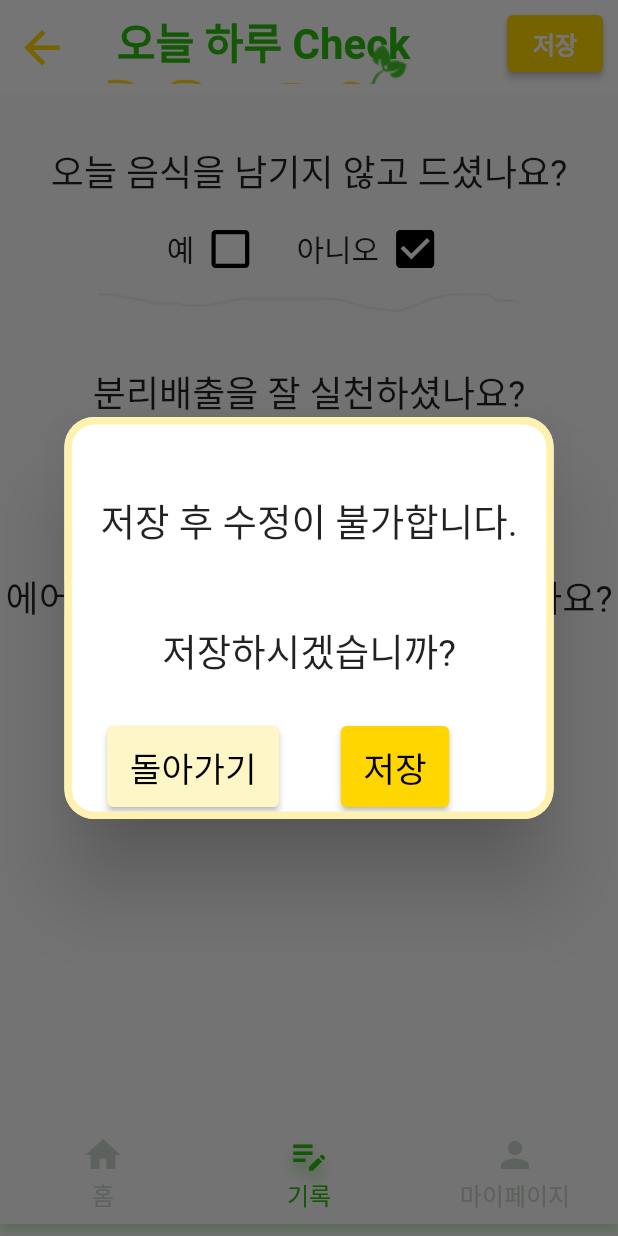
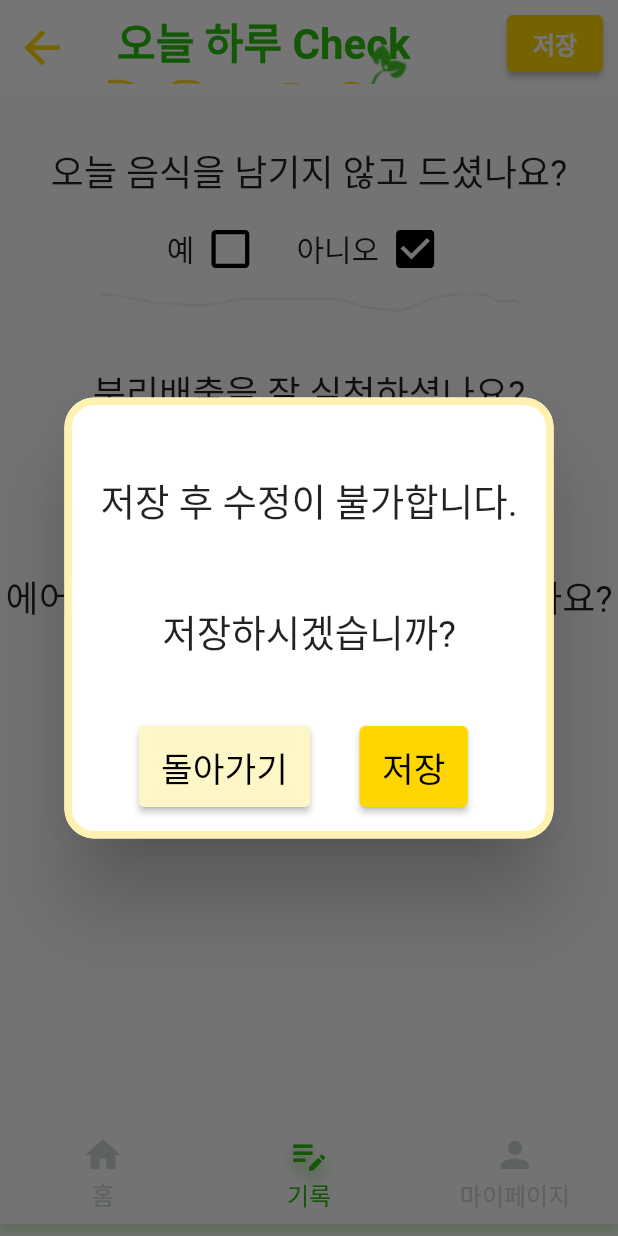
Before and after one commit to 21yuyu99/EcoTech-frontend, a Flutter app: the CheckPage screen opened directly with empty values, scrolled down 139 dp, after a tap on "저장", on a phone screen of 412 x 824 dp. Run offline on Flutter 3.47's test engine with Material 2 defaults, Android fonts, the phone set to English and light mode, and no system bars; our stand-ins replace firebase_auth, firebase_core, flutter_dotenv, fluttertoast, google_sign_in; missing offline and left inert: kakao_flutter_sdk, kakao_flutter_sdk_common; accounts and stored records are empty; Roboto replaces fonts that are missing (MainFont, gaegu).

```diff
--- a/lib/screen/mainPage.dart
+++ b/lib/screen/mainPage.dart
@@ -214,7 +214,7 @@ void initState() {
                             height: 70,
                             width : MediaQuery.of(context).size.width,
                             alignment: Alignment.bottomCenter,
-                            child: Text("LV.1", style: TextStyle(fontSize: 20,fontWeight: FontWeight.w900,fontFamily: 'gaegu')),
+                            child: Text("LV.${level}", style: TextStyle(fontSize: 20,fontWeight: FontWeight.w900,fontFamily: 'gaegu')),
                           ),
                           Positioned(
                             left: MediaQuery.of(context).size.width*0.5+15,
--- a/lib/screen/record/check_page.dart
+++ b/lib/screen/record/check_page.dart
@@ -66,7 +66,9 @@ class _CheckPageState extends State<CheckPage> {
                 child: Row(
                   mainAxisAlignment: MainAxisAlignment.spaceAround,
                   children: [
-                    ElevatedButton(
+                    Container(
+                      margin: EdgeInsets.only(left: 25),
+                      child: ElevatedButton(
                         style: ElevatedButton.styleFrom(
                           backgroundColor: Color(0xffFFF6C7),
                           padding: EdgeInsets.symmetric(horizontal: 15,vertical: 10),
@@ -75,6 +77,7 @@ class _CheckPageState extends State<CheckPage> {
                           Navigator.of(context).pop();
                         },
                         child: Text("돌아가기",style: TextStyle(color: Colors.black,fontSize: 23),),
+                      ),
                     ),
                     ElevatedButton(
                       style: ElevatedButton.styleFrom(
@@ -106,7 +109,7 @@ class _CheckPageState extends State<CheckPage> {
                         style: TextStyle(color: Colors.black,fontSize: 23,
                         ),),
                     ),
-                    SizedBox(height: 20,),
+                    SizedBox(height: 80,),
                   ],
                 ),
               )
```
Also changed, not shown: lib/screen/mypage/mypage.dart (+37 -23 lines). Lines whose indentation alone changed are shown as unchanged.
